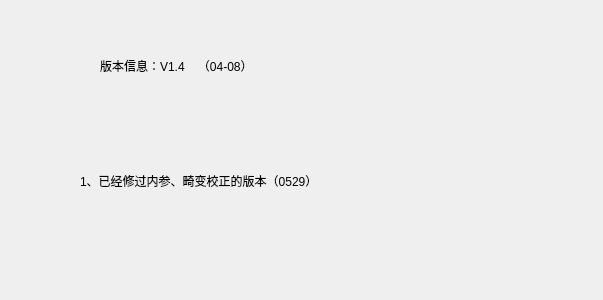
The window that aboutdialog.ui (heathen557/VI4310_UV910) describes before a commit, drawn with Qt 5.
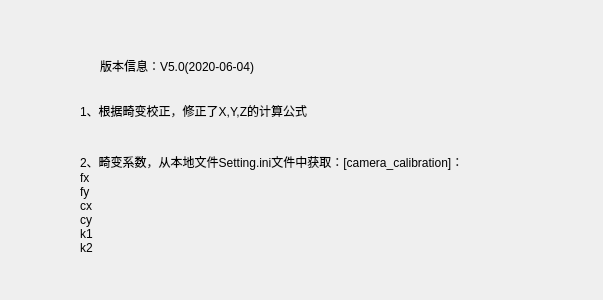
The same window after the commit. Icons and pictures are not drawn.

Commit message: 1、积分次数在界面上更改，同时通过I2C写入到寄存器当中； 2、初始化，加载完配置文件以后，再通过I2C写入到寄存器 ，达到更改积分次数的目的

```diff
--- a/aboutdialog.ui
+++ b/aboutdialog.ui
@@ -30,20 +30,40 @@
     <string notr="true">font: 14pt &quot;Agency FB&quot;;</string>
    </property>
    <property name="text">
-    <string>版本信息：V1.4    （04-08）</string>
+    <string>版本信息：V5.0(2020-06-04)</string>
    </property>
   </widget>
   <widget class="QLabel" name="label_2">
    <property name="geometry">
     <rect>
      <x>80</x>
-     <y>140</y>
+     <y>90</y>
      <width>391</width>
-     <height>81</height>
+     <height>41</height>
     </rect>
    </property>
    <property name="text">
-    <string>1、已经修过内参、畸变校正的版本（0529）</string>
+    <string>1、根据畸变校正，修正了X,Y,Z的计算公式</string>
+   </property>
+  </widget>
+  <widget class="QLabel" name="label_3">
+   <property name="geometry">
+    <rect>
+     <x>80</x>
+     <y>140</y>
+     <width>511</width>
+     <height>141</height>
+    </rect>
+   </property>
+   <property name="text">
+    <string>2、畸变系数，从本地文件Setting.ini文件中获取：[camera_calibration]：
+fx
+fy
+cx
+cy
+k1
+k2
+</string>
    </property>
   </widget>
  </widget>
```
The commit also changes 9 other files.
